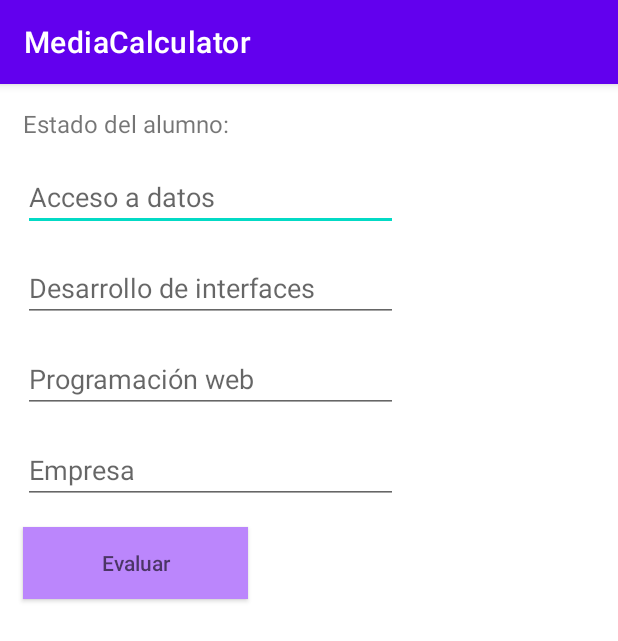
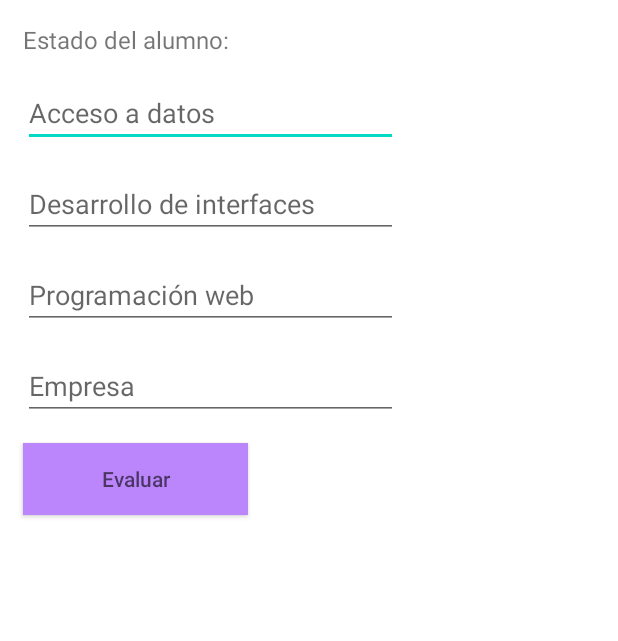
Before and after one commit to esmerado/KotlinNotasCalculator, an Android app: the screen it shows after launch (MainActivity), on a phone screen of 412 x 824 dp. Shown: the top 641 px of the screen. Run offline under Robolectric (Android 15) with nearby library versions, the phone set to English and light mode, and no system bars; our stand-ins replace data binding.

Commit message:
NoActionBarUpdate

```diff
--- a/app/src/main/res/values/themes.xml
+++ b/app/src/main/res/values/themes.xml
@@ -1,6 +1,6 @@
 <resources xmlns:tools="http://schemas.android.com/tools">
     <!-- Base application theme. -->
-    <style name="Theme.MediaCalculator" parent="Theme.MaterialComponents.DayNight.DarkActionBar">
+    <style name="Theme.MediaCalculator" parent="Theme.MaterialComponents.DayNight.NoActionBar">
         <!-- Primary brand color. -->
         <item name="colorPrimary">@color/purple_500</item>
         <item name="colorPrimaryVariant">@color/purple_700</item>
```
